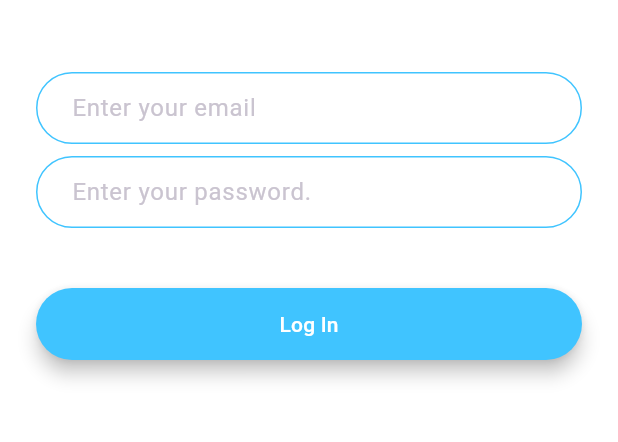
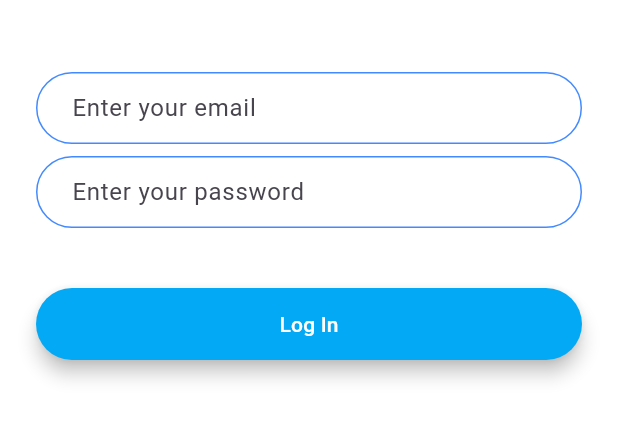
Before and after one commit to ThariTheekshana/chatting_app, a Flutter app: the screen it shows after launch, after a tap on "Log In", on a phone screen of 412 x 824 dp, the part 576-1018 px from its top. Run offline on Flutter 3.47's test engine with Material 3 defaults, Android fonts, the phone set to English and light mode, and no system bars; our stand-ins replace animated_text_kit, firebase_core; accounts and stored records are empty.

Commit message:
17 January (There are some issues)
There are some issues with my macbook.

```diff
--- /dev/null
+++ b/lib/components/rounded_button.dart
@@ -0,0 +1,33 @@
+import 'package:flutter/material.dart';
+
+class RoundedButton extends StatelessWidget {
+  RoundedButton(
+      {required this.colour, required this.title, required this.onPressed});
+
+  final Color colour;
+  final String title;
+  final Function()? onPressed;
+
+  @override
+  Widget build(BuildContext context) {
+    return Padding(
+      padding: EdgeInsets.symmetric(vertical: 16.0),
+      child: Material(
+        elevation: 5.0,
+        color: colour,
+        borderRadius: BorderRadius.circular(30.0),
+        child: MaterialButton(
+          onPressed: onPressed,
+          minWidth: 200.0,
+          height: 42.0,
+          child: Text(
+            title,
+            style: TextStyle(
+              color: Colors.white,
+            ),
+          ),
+        ),
+      ),
+    );
+  }
+}
--- a/lib/constants.dart
+++ b/lib/constants.dart
@@ -17,3 +17,19 @@ const kMessageContainerDecoration = BoxDecoration(
     top: BorderSide(color: Colors.lightBlueAccent, width: 2.0),
   ),
 );
+
+const kTextFieldDecoration = InputDecoration(
+  hintText: 'Enter a value',
+  contentPadding: EdgeInsets.symmetric(vertical: 10.0, horizontal: 20.0),
+  border: OutlineInputBorder(
+    borderRadius: BorderRadius.all(Radius.circular(32.0)),
+  ),
+  enabledBorder: OutlineInputBorder(
+    borderSide: BorderSide(color: Colors.blueAccent, width: 1.0),
+    borderRadius: BorderRadius.all(Radius.circular(32.0)),
+  ),
+  focusedBorder: OutlineInputBorder(
+    borderSide: BorderSide(color: Colors.blueAccent, width: 2.0),
+    borderRadius: BorderRadius.all(Radius.circular(32.0)),
+  ),
+);
--- a/lib/main.dart
+++ b/lib/main.dart
@@ -3,18 +3,20 @@ import 'package:flash_chat/screens/welcome_screen.dart';
 import 'package:flash_chat/screens/login_screen.dart';
 import 'package:flash_chat/screens/registration_screen.dart';
 import 'package:flash_chat/screens/chat_screen.dart';
+import 'package:firebase_core/firebase_core.dart';
 
-void main() => runApp(FlashChat());
+void main() async {
+  WidgetsFlutterBinding.ensureInitialized();
+
+  await Firebase.initializeApp();
+
+  runApp(FlashChat());
+}
 
 class FlashChat extends StatelessWidget {
   @override
   Widget build(BuildContext context) {
     return MaterialApp(
-      theme: ThemeData.dark().copyWith(
-        textTheme: TextTheme(
-          bodyMedium: TextStyle(color: Colors.black54),
-        ),
-      ),
       initialRoute: WelcomeScreen.id,
       routes: {
         WelcomeScreen.id: (context) => WelcomeScreen(),
--- a/lib/screens/login_screen.dart
+++ b/lib/screens/login_screen.dart
@@ -1,3 +1,5 @@
+import 'package:flash_chat/components/rounded_button.dart';
+import 'package:flash_chat/constants.dart';
 import 'package:flutter/material.dart';
 
 class LoginScreen extends StatefulWidget {
@@ -32,24 +34,8 @@ class _LoginScreenState extends State<LoginScreen> {
               onChanged: (value) {
                 //Do something with the user input.
               },
-              decoration: InputDecoration(
-                hintText: 'Enter your email',
-                contentPadding:
-                    EdgeInsets.symmetric(vertical: 10.0, horizontal: 20.0),
-                border: OutlineInputBorder(
-                  borderRadius: BorderRadius.all(Radius.circular(32.0)),
-                ),
-                enabledBorder: OutlineInputBorder(
-                  borderSide:
-                      BorderSide(color: Colors.lightBlueAccent, width: 1.0),
-                  borderRadius: BorderRadius.all(Radius.circular(32.0)),
-                ),
-                focusedBorder: OutlineInputBorder(
-                  borderSide:
-                      BorderSide(color: Colors.lightBlueAccent, width: 2.0),
-                  borderRadius: BorderRadius.all(Radius.circular(32.0)),
-                ),
-              ),
+              decoration:
+                  kTextFieldDecoration.copyWith(hintText: 'Enter your email'),
             ),
             SizedBox(
               height: 8.0,
@@ -58,45 +44,16 @@ class _LoginScreenState extends State<LoginScreen> {
               onChanged: (value) {
                 //Do something with the user input.
               },
-              decoration: InputDecoration(
-                hintText: 'Enter your password.',
-                contentPadding:
-                    EdgeInsets.symmetric(vertical: 10.0, horizontal: 20.0),
-                border: OutlineInputBorder(
-                  borderRadius: BorderRadius.all(Radius.circular(32.0)),
-                ),
-                enabledBorder: OutlineInputBorder(
-                  borderSide:
-                      BorderSide(color: Colors.lightBlueAccent, width: 1.0),
-                  borderRadius: BorderRadius.all(Radius.circular(32.0)),
-                ),
-                focusedBorder: OutlineInputBorder(
-                  borderSide:
-                      BorderSide(color: Colors.lightBlueAccent, width: 2.0),
-                  borderRadius: BorderRadius.all(Radius.circular(32.0)),
-                ),
-              ),
+              decoration: kTextFieldDecoration.copyWith(
+                  hintText: 'Enter your password'),
             ),
             SizedBox(
               height: 24.0,
             ),
-            Padding(
-              padding: EdgeInsets.symmetric(vertical: 16.0),
-              child: Material(
-                color: Colors.lightBlueAccent,
-                borderRadius: BorderRadius.all(Radius.circular(30.0)),
-                elevation: 5.0,
-                child: MaterialButton(
-                  onPressed: () {
-                    //Implement login functionality.
-                  },
-                  minWidth: 200.0,
-                  height: 42.0,
-                  child: Text(
-                    'Log In',
-                  ),
-                ),
-              ),
+            RoundedButton(
+              colour: Colors.lightBlue,
+              title: 'Log In',
+              onPressed: () {},
             ),
           ],
         ),
--- a/lib/screens/welcome_screen.dart
+++ b/lib/screens/welcome_screen.dart
@@ -1,6 +1,8 @@
+import 'package:flash_chat/components/rounded_button.dart';
 import 'package:flash_chat/screens/login_screen.dart';
 import 'package:flash_chat/screens/registration_screen.dart';
 import 'package:flutter/material.dart';
+import 'package:animated_text_kit/animated_text_kit.dart';
 
 class WelcomeScreen extends StatefulWidget {
   static const String id = 'welcome_screen';
@@ -22,12 +24,11 @@ class _WelcomeScreenState extends State<WelcomeScreen>
 
     controller.forward();
 
-    animation =
-        ColorTween(begin: Colors.blueGrey, end: Colors.white).animate(controller);
+    animation = ColorTween(begin: Colors.blueGrey, end: Colors.white)
+        .animate(controller);
 
     controller.addListener(() {
       setState(() {});
-      print(animation.value);
     });
   }
 
@@ -56,53 +57,33 @@ class _WelcomeScreenState extends State<WelcomeScreen>
                     height: 60.0,
                   ),
                 ),
-                Text(
+                AnimatedTextKit(
+                  animatedTexts: [
+                    TypewriterAnimatedText(
                       'Flash Chat',
-                  style: TextStyle(
-                    fontSize: 45.0,
-                    fontWeight: FontWeight.w900,
-                  ),
+                      textStyle: TextStyle(
+                          fontSize: 45.0, fontWeight: FontWeight.w900),
+                    )
+                  ],
                 ),
               ],
             ),
             SizedBox(
               height: 48.0,
             ),
-            Padding(
-              padding: EdgeInsets.symmetric(vertical: 16.0),
-              child: Material(
-                elevation: 5.0,
-                color: Colors.lightBlueAccent,
-                borderRadius: BorderRadius.circular(30.0),
-                child: MaterialButton(
+            RoundedButton(
+              colour: Colors.lightBlueAccent,
+              title: 'Log In',
               onPressed: () {
                 Navigator.pushNamed(context, LoginScreen.id);
               },
-                  minWidth: 200.0,
-                  height: 42.0,
-                  child: Text(
-                    'Log In',
             ),
-                ),
-              ),
-            ),
-            Padding(
-              padding: EdgeInsets.symmetric(vertical: 16.0),
-              child: Material(
-                color: Colors.blueAccent,
-                borderRadius: BorderRadius.circular(30.0),
-                elevation: 5.0,
-                child: MaterialButton(
+            RoundedButton(
+              colour: Colors.blueAccent,
+              title: 'Register',
               onPressed: () {
                 Navigator.pushNamed(context, RegistrationScreen.id);
               },
-                  minWidth: 200.0,
-                  height: 42.0,
-                  child: Text(
-                    'Register',
-                  ),
-                ),
-              ),
             ),
           ],
         ),
```
Also changed, not shown: lib/screens/registration_screen.dart (+6 -52 lines), pubspec.yaml (+8 -0 lines), lib/screens/chat_screen.dart (line endings or trailing spaces), pubspec.lock, 163 other files. Lines whose indentation alone changed are shown as unchanged.
